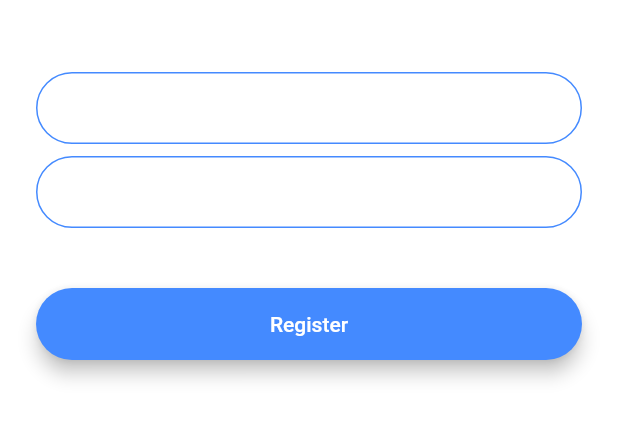
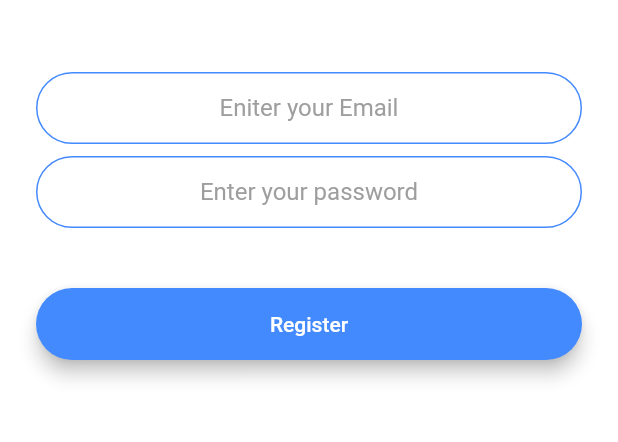
Before and after one commit to KTmifune/chatapp, a Flutter app: the RegistrationScreen screen opened by its route, after a tap on "Register", on a phone screen of 412 x 824 dp, the part 576-1018 px from its top. Run offline on Flutter 3.47's test engine with Material 2 defaults, Android fonts, the phone set to English and light mode, and no system bars; our stand-ins replace animated_text_kit.

Commit message:
Fire base追加

```diff
--- a/chat_app/lib/components/rounded_button.dart
+++ b/chat_app/lib/components/rounded_button.dart
@@ -20,6 +20,7 @@ class RoundedButton extends StatelessWidget {
           height: 42.0,
           child: Text(
             title,
+            style: TextStyle(),
           ),
         ),
       ),
--- a/chat_app/lib/constants.dart
+++ b/chat_app/lib/constants.dart
@@ -20,6 +20,9 @@ const kMessageContainerDecoration = BoxDecoration(
 
 const kTextFieldDecoration = InputDecoration(
   hintText: 'Enter value',
+  hintStyle: TextStyle(
+    color: Colors.grey,
+  ),
   contentPadding: EdgeInsets.symmetric(vertical: 10.0, horizontal: 20.0),
   border: OutlineInputBorder(
     borderRadius: BorderRadius.all(Radius.circular(32.0)),
--- a/chat_app/lib/screens/login_screen.dart
+++ b/chat_app/lib/screens/login_screen.dart
@@ -30,6 +30,8 @@ class _LoginScreenState extends State<LoginScreen> {
               height: 48.0,
             ),
             TextField(
+                keyboardType: TextInputType.emailAddress,
+                style: TextStyle(color: Colors.black),
                 onChanged: (value) {
                   //Do something with the user input.
                 },
@@ -40,6 +42,7 @@ class _LoginScreenState extends State<LoginScreen> {
               height: 8.0,
             ),
             TextField(
+                style: TextStyle(color: Colors.black),
                 onChanged: (value) {
                   //Do something with the user input.
                 },
--- a/chat_app/lib/screens/registration_screen.dart
+++ b/chat_app/lib/screens/registration_screen.dart
@@ -9,6 +9,9 @@ class RegistrationScreen extends StatefulWidget {
 }
 
 class _RegistrationScreenState extends State<RegistrationScreen> {
+  String email;
+  String password;
+
   @override
   Widget build(BuildContext context) {
     return Scaffold(
@@ -30,8 +33,12 @@ class _RegistrationScreenState extends State<RegistrationScreen> {
               height: 48.0,
             ),
             TextField(
+              textAlign: TextAlign.center,
+              style: TextStyle(
+                color: Colors.black,
+              ),
               onChanged: (value) {
-                //Do something with the user input.
+                email = value;
               },
               decoration: kTextFieldDecoration.copyWith(
                 hintText: 'Eniter your Email',
@@ -41,8 +48,12 @@ class _RegistrationScreenState extends State<RegistrationScreen> {
               height: 8.0,
             ),
             TextField(
+              textAlign: TextAlign.center,
+              style: TextStyle(
+                color: Colors.black,
+              ),
               onChanged: (value) {
-                //Do something with the user input.
+                password = value;
               },
               decoration: kTextFieldDecoration.copyWith(
                   hintText: 'Enter your password'),
@@ -53,7 +64,10 @@ class _RegistrationScreenState extends State<RegistrationScreen> {
             RoundedButton(
               title: 'Register',
               color: Colors.blueAccent,
-              onPressed: () {},
+              onPressed: () {
+                print(email);
+                print(password);
+              },
             ),
           ],
         ),
--- a/chat_app/pubspec.yaml
+++ b/chat_app/pubspec.yaml
@@ -12,6 +12,9 @@ dependencies:
 
   cupertino_icons: ^0.1.2
   animated_text_kit: ^2.0.0
+  firebase_core: ^0.4.4+3
+  firebase_auth: ^0.16.0
+  cloud_firestore: ^0.13.5
 
 dev_dependencies:
   flutter_test:
```
Also changed, not shown: chat_app/pubspec.lock, 11 other files.
